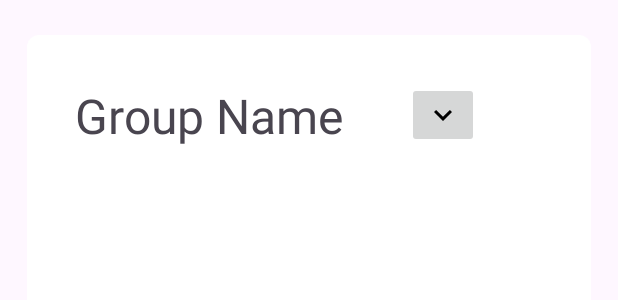
After one commit to diniscarvalho19/WhatsNext, an Android app: the layout group_item.xml on its own in the app's theme, with its tools: preview values and no code run, on a phone screen of 412 x 824 dp. The commit adds this screen. Shown: the top 300 px of the screen. Run offline under Robolectric (Android 15) with nearby library versions, the phone set to English and light mode, and no system bars.

Commit message:
group cardview

```diff
--- /dev/null
+++ b/app/src/main/res/drawable/ic_baseline_delete_24.xml
@@ -0,0 +1,5 @@
+<vector android:height="24dp" android:tint="#000000"
+    android:viewportHeight="24" android:viewportWidth="24"
+    android:width="24dp" xmlns:android="http://schemas.android.com/apk/res/android">
+    <path android:fillColor="@android:color/white" android:pathData="M6,19c0,1.1 0.9,2 2,2h8c1.1,0 2,-0.9 2,-2V7H6v12zM19,4h-3.5l-1,-1h-5l-1,1H5v2h14V4z"/>
+</vector>
--- /dev/null
+++ b/app/src/main/res/drawable/ic_baseline_expand_less_24.xml
@@ -0,0 +1,5 @@
+<vector android:height="24dp" android:tint="#000000"
+    android:viewportHeight="24" android:viewportWidth="24"
+    android:width="24dp" xmlns:android="http://schemas.android.com/apk/res/android">
+    <path android:fillColor="@android:color/white" android:pathData="M12,8l-6,6 1.41,1.41L12,10.83l4.59,4.58L18,14z"/>
+</vector>
--- /dev/null
+++ b/app/src/main/res/drawable/ic_baseline_expand_more_24.xml
@@ -0,0 +1,5 @@
+<vector android:height="24dp" android:tint="#000000"
+    android:viewportHeight="24" android:viewportWidth="24"
+    android:width="24dp" xmlns:android="http://schemas.android.com/apk/res/android">
+    <path android:fillColor="@android:color/white" android:pathData="M16.59,8.59L12,13.17 7.41,8.59 6,10l6,6 6,-6z"/>
+</vector>
--- /dev/null
+++ b/app/src/main/res/drawable/ic_baseline_group_24.xml
@@ -0,0 +1,5 @@
+<vector android:height="24dp" android:tint="#000000"
+    android:viewportHeight="24" android:viewportWidth="24"
+    android:width="24dp" xmlns:android="http://schemas.android.com/apk/res/android">
+    <path android:fillColor="@android:color/white" android:pathData="M16,11c1.66,0 2.99,-1.34 2.99,-3S17.66,5 16,5c-1.66,0 -3,1.34 -3,3s1.34,3 3,3zM8,11c1.66,0 2.99,-1.34 2.99,-3S9.66,5 8,5C6.34,5 5,6.34 5,8s1.34,3 3,3zM8,13c-2.33,0 -7,1.17 -7,3.5L1,19h14v-2.5c0,-2.33 -4.67,-3.5 -7,-3.5zM16,13c-0.29,0 -0.62,0.02 -0.97,0.05 1.16,0.84 1.97,1.97 1.97,3.45L17,19h6v-2.5c0,-2.33 -4.67,-3.5 -7,-3.5z"/>
+</vector>
--- a/app/src/main/res/layout/activity_registration.xml
+++ b/app/src/main/res/layout/activity_registration.xml
@@ -34,6 +34,7 @@
         <com.google.android.material.textfield.TextInputEditText
             android:id="@+id/password"
             android:hint="@string/password"
+            android:inputType="textPassword"
             android:layout_width="match_parent"
             android:layout_height="wrap_content"/>
     </com.google.android.material.textfield.TextInputLayout>
--- /dev/null
+++ b/app/src/main/res/layout/group_item.xml
@@ -0,0 +1,107 @@
+<?xml version="1.0" encoding="utf-8"?>
+
+<androidx.cardview.widget.CardView xmlns:android="http://schemas.android.com/apk/res/android"
+    xmlns:app="http://schemas.android.com/apk/res-auto"
+    xmlns:tools="http://schemas.android.com/tools"
+    android:layout_width="match_parent"
+    android:layout_height="match_parent"
+    android:id="@+id/base_cardview"
+    android:layout_margin="5dp"
+    android:background="#d6d6d6"
+    app:contentPadding="16dp"
+    app:cardBackgroundColor="@color/white"
+    app:cardCornerRadius="8dp"
+    app:cardElevation="8dp"
+    app:cardMaxElevation="10dp"
+    app:cardPreventCornerOverlap="true"
+    app:cardUseCompatPadding="true"
+    style="@style/Base.CardView">
+
+    <androidx.constraintlayout.widget.ConstraintLayout
+        android:layout_width="match_parent"
+        android:layout_height="wrap_content"
+        app:layout_constraintBottom_toBottomOf="@+id/base_cardview"
+        app:layout_constraintTop_toTopOf="parent">
+        <androidx.constraintlayout.widget.ConstraintLayout
+            android:layout_width="match_parent"
+            android:layout_height="wrap_content"
+            android:id="@+id/fixed_layout"
+            app:layout_constraintBottom_toBottomOf="parent"
+            app:layout_constraintEnd_toEndOf="parent"
+            app:layout_constraintHorizontal_bias="0.0"
+            app:layout_constraintStart_toStartOf="parent"
+            app:layout_constraintTop_toTopOf="parent"
+            app:layout_constraintVertical_bias="0.0">>
+
+            <TextView
+                android:id="@+id/group_title"
+                android:layout_width="wrap_content"
+                android:layout_height="wrap_content"
+                android:layout_marginStart="16dp"
+                android:layout_marginTop="16dp"
+                android:text="Group Name"
+                app:layout_constraintStart_toStartOf="parent"
+                app:layout_constraintTop_toTopOf="parent"
+                android:textSize="32sp"/>
+
+            <ImageButton
+                android:id="@+id/expand_button"
+                android:layout_width="wrap_content"
+                android:layout_height="wrap_content"
+                android:src="@drawable/ic_baseline_expand_more_24"
+                app:layout_constraintBottom_toBottomOf="@id/fixed_layout"
+                app:layout_constraintEnd_toEndOf="parent"
+                app:layout_constraintHorizontal_bias="0.802"
+                app:layout_constraintStart_toStartOf="parent"
+                app:layout_constraintVertical_bias="0.0" />
+        </androidx.constraintlayout.widget.ConstraintLayout>
+        <LinearLayout
+            android:layout_width="match_parent"
+            android:layout_height="match_parent"
+            android:orientation="vertical"
+            android:id="@+id/hidden_view"
+            android:visibility="gone"
+            app:layout_constraintBottom_toBottomOf="parent"
+            app:layout_constraintEnd_toEndOf="parent"
+            app:layout_constraintStart_toStartOf="parent"
+            app:layout_constraintTop_toBottomOf="@+id/fixed_layout">
+
+            <TextView
+                android:id="@+id/group_members"
+                android:layout_width="wrap_content"
+                android:layout_height="wrap_content"
+                android:layout_marginStart="20dp"
+                android:layout_marginTop="20dp"
+                android:text="Members of Group"
+                android:textColor="#000000"
+                android:textSize="16dp"/>
+            <LinearLayout
+                android:layout_width="match_parent"
+                android:layout_height="wrap_content"
+                android:orientation="horizontal">
+                <Button
+                    android:layout_width="wrap_content"
+                    android:layout_height="wrap_content"
+                    android:id="@+id/choose_movie"
+                    android:layout_margin= "16dp"
+                    android:layout_marginTop="16dp"
+                    android:text="Pick a movie"/>
+
+                <ImageButton
+                    android:id="@+id/leave_group"
+                    android:layout_width="wrap_content"
+                    android:layout_height="wrap_content"
+                    android:src="@drawable/ic_baseline_delete_24"
+                    android:layout_marginTop="16dp"
+                    android:layout_marginLeft= "128dp"/>
+
+
+            </LinearLayout>
+
+
+        </LinearLayout>
+
+
+    </androidx.constraintlayout.widget.ConstraintLayout>
+
+</androidx.cardview.widget.CardView>
--- a/app/src/main/res/menu/bottom_navigation_menu.xml
+++ b/app/src/main/res/menu/bottom_navigation_menu.xml
@@ -16,4 +16,9 @@
         android:enabled="true"
         android:icon="@drawable/ic_user"
         android:title="@string/profile"/>
+    <item
+        android:id="@+id/page_4"
+        android:enabled="true"
+        android:icon="@drawable/ic_baseline_group_24"
+        android:title="Group"/>
 </menu>
--- a/settings.gradle
+++ b/settings.gradle
@@ -3,6 +3,7 @@ pluginManagement {
         gradlePluginPortal()
         google()
         mavenCentral()
+        maven { url "https://jitpack.io" }
     }
 }
 dependencyResolutionManagement {
```
Also changed, not shown: app/src/main/java/com/dinis/whatsnext/GroupAdapter.java (added, +85 -0 lines), app/src/main/java/com/dinis/whatsnext/GroupModel.java (added, +27 -0 lines), app/src/main/java/com/dinis/whatsnext/GroupsFragment.java (added, +101 -0 lines), app/src/main/java/com/dinis/whatsnext/MainActivity.java (+12 -0 lines), app/src/main/res/layout/fragment_groups.xml (added, +46 -0 lines), 1 other file.
